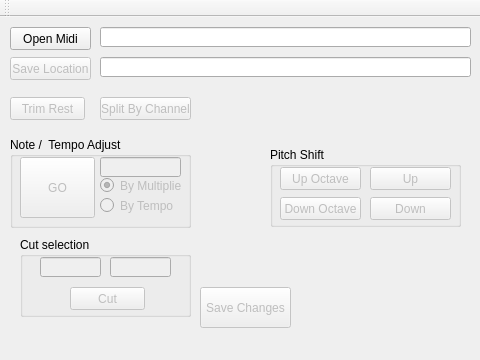
Haaglar/MidiQTool, file midiqtool.ui: the form before one commit.
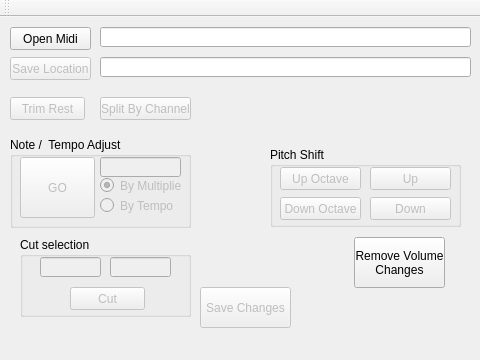
The form after the commit.

Patch:
```diff
--- a/midiqtool.ui
+++ b/midiqtool.ui
@@ -353,6 +353,20 @@
      </property>
     </widget>
    </widget>
+   <widget class="QPushButton" name="pushButtonVolumeChan">
+    <property name="geometry">
+     <rect>
+      <x>354</x>
+      <y>220</y>
+      <width>91</width>
+      <height>51</height>
+     </rect>
+    </property>
+    <property name="text">
+     <string>Remove Volume
+Changes</string>
+    </property>
+   </widget>
    <zorder>groupBox</zorder>
    <zorder>pushButtonOpenMidi</zorder>
    <zorder>lineEditFile</zorder>
```
Left out of the diff: 1 changed line with no effect on the pictures.
